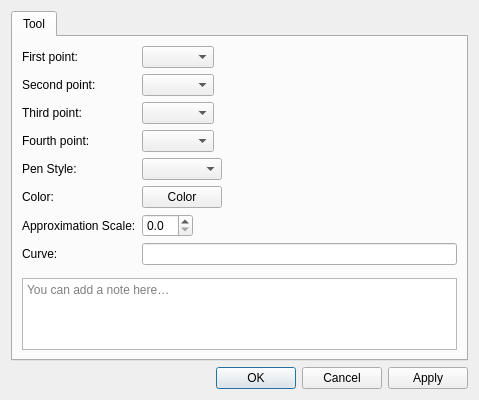
The window that src/libs/vtools/dialogs/tools/dialogcubicbezier.ui (equinox-patterns/Ostara) describes before a commit, drawn with Qt 5.
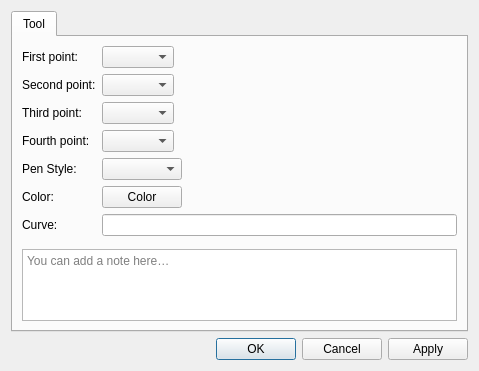
The same window after the commit. Icons and pictures are not drawn. Custom widgets are drawn as their Qt base class.

Commit message: Validation curves: drop frontend approximation scale, Spline handles + angle presets in PB

Patch:
```diff
--- a/src/libs/vtools/dialogs/tools/dialogcubicbezier.ui
+++ b/src/libs/vtools/dialogs/tools/dialogcubicbezier.ui
@@ -115,40 +115,17 @@
         </widget>
        </item>
        <item row="6" column="0">
-        <widget class="QLabel" name="label_3">
-         <property name="text">
-          <string>Approximation Scale:</string>
-         </property>
-        </widget>
-       </item>
-       <item row="6" column="1">
-        <widget class="QDoubleSpinBox" name="doubleSpinBoxApproximationScale">
-         <property name="toolTip">
-          <string>Set approximation scale for this curve, 0 - use global value</string>
-         </property>
-         <property name="decimals">
-          <number>1</number>
-         </property>
-         <property name="maximum">
-          <double>10.000000000000000</double>
-         </property>
-         <property name="singleStep">
-          <double>0.100000000000000</double>
-         </property>
-        </widget>
-       </item>
-       <item row="7" column="0">
         <widget class="QLabel" name="labelAlias">
          <property name="text">
           <string>Curve:</string>
          </property>
         </widget>
        </item>
-       <item row="7" column="1">
+       <item row="6" column="1">
         <widget class="QLineEdit" name="lineEditAlias">
         </widget>
        </item>
-       <item row="8" column="0" colspan="2">
+       <item row="7" column="0" colspan="2">
         <layout class="QVBoxLayout" name="notesAreaLayout">
          <item>
           <layout class="QHBoxLayout" name="notesSeparatorLayout">
```
The commit also changes 41 other files.
